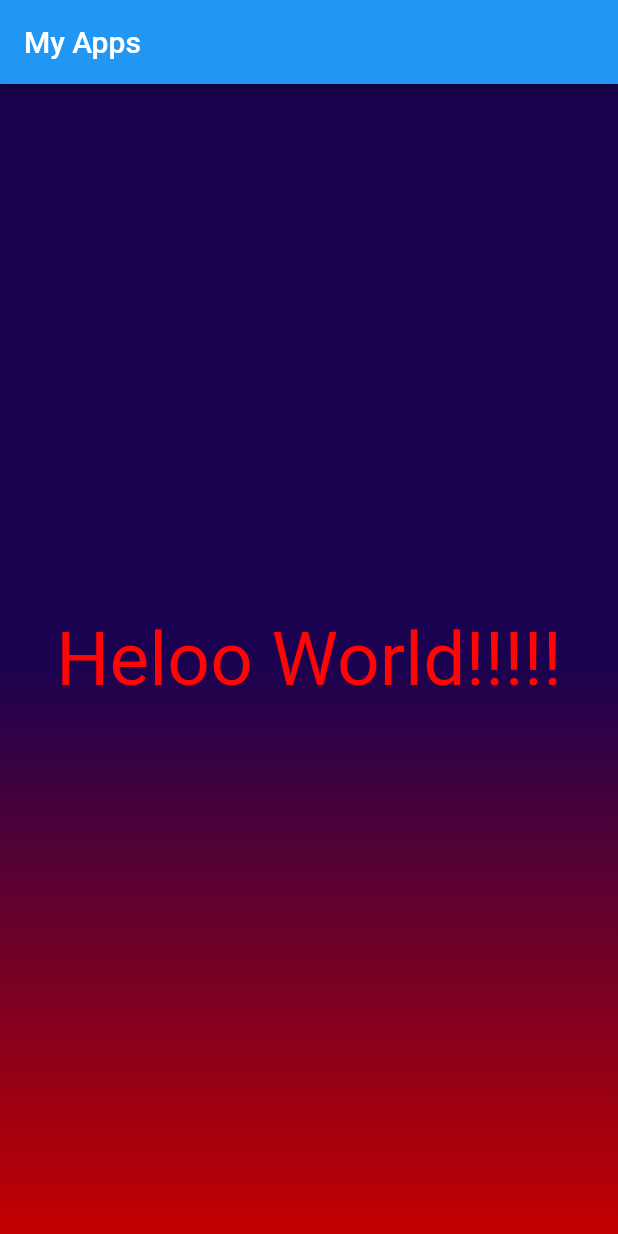
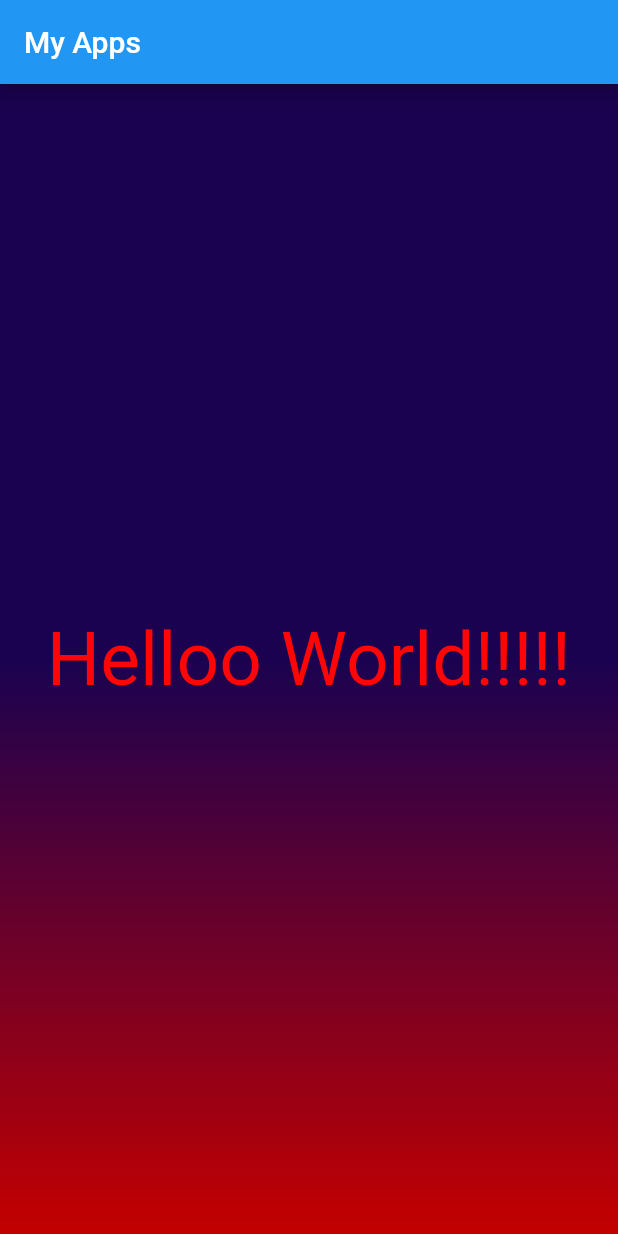
Before and after one commit to ahmadgalang/flutter-practice-one, a Flutter app: the screen it shows after launch, on a phone screen of 412 x 824 dp. Run offline on Flutter 3.47's test engine with Material 2 defaults, Android fonts, the phone set to English and light mode, and no system bars.

Commit message:
Add variable in gradient_container

```diff
--- a/lib/gradient_container.dart
+++ b/lib/gradient_container.dart
@@ -1,4 +1,7 @@
 import 'package:flutter/material.dart';
+
+var alignmentCenter = Alignment.center;
+var bottomCenter = Alignment.bottomCenter;
 
 class GradientContainer extends StatelessWidget {
   const GradientContainer({super.key});
@@ -6,15 +9,15 @@ class GradientContainer extends StatelessWidget {
   @override
   Widget build(context) {
     return Container(
-      decoration: const BoxDecoration(
-        gradient: LinearGradient(colors: [
+      decoration: BoxDecoration(
+        gradient: LinearGradient(colors: const [
           Color.fromARGB(255, 26, 2, 80),
           Color.fromARGB(255, 196, 0, 0)
-        ], begin: Alignment.center, end: Alignment.bottomCenter),
+        ], begin: alignmentCenter, end: bottomCenter),
       ),
       child: const Center(
         child: Text(
-          'Heloo World!!!!!',
+          'Helloo World!!!!!',
           style: TextStyle(color: Color.fromARGB(255, 255, 5, 5), fontSize: 50),
         ),
       ),
```
